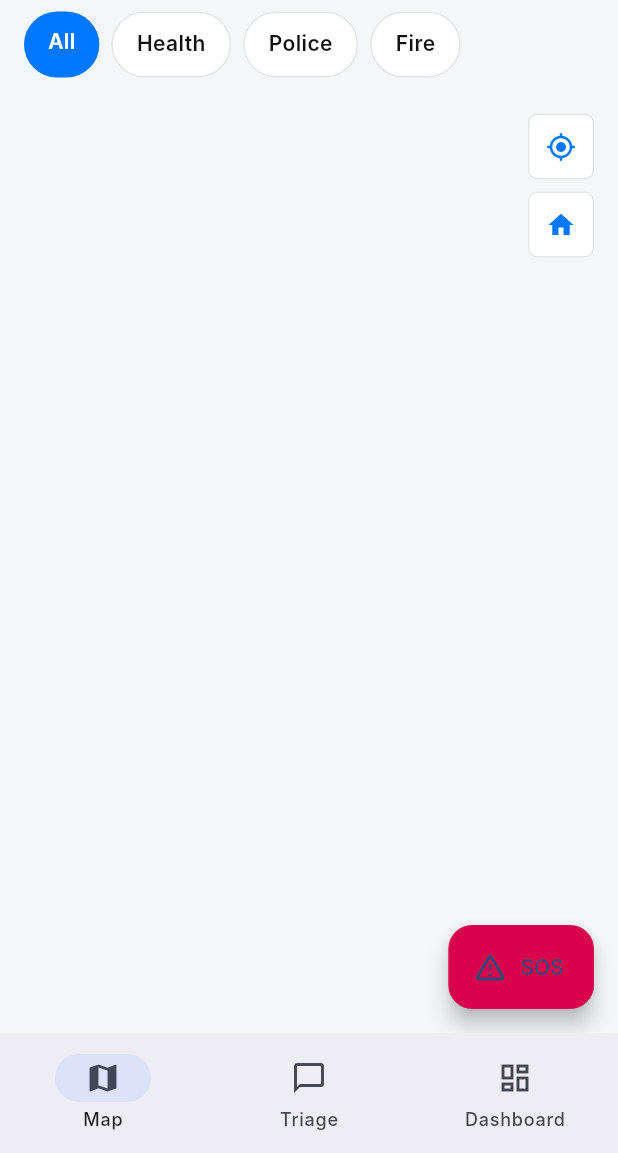
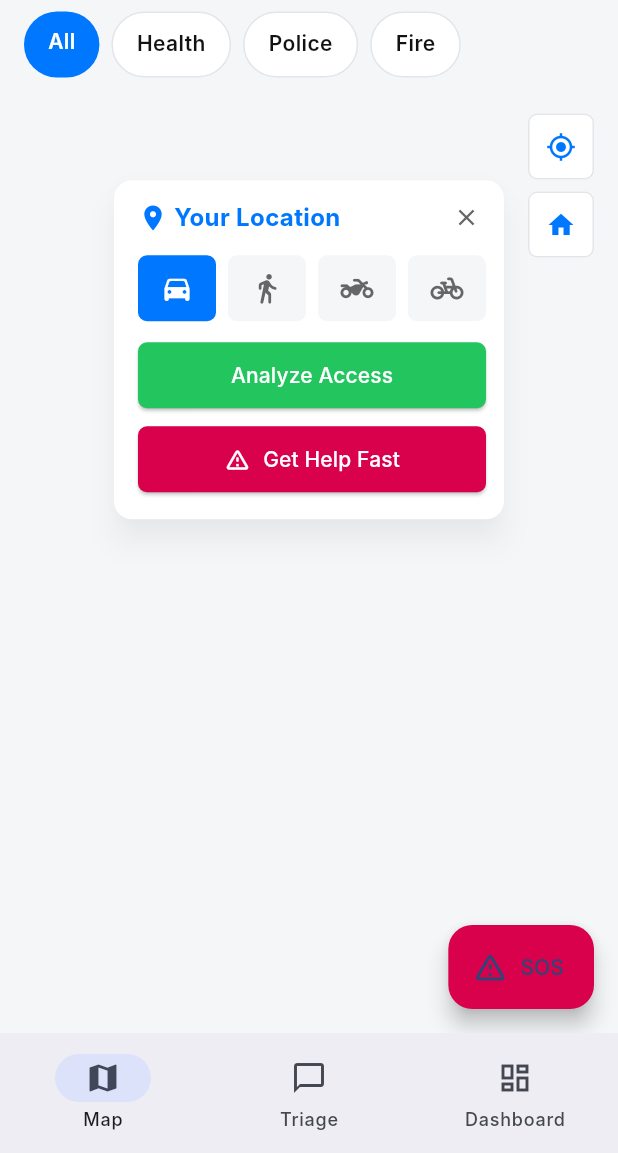
Before and after one commit to ayubasalami/911-Rescue, a Flutter app: the screen it shows after launch, after a tap on the "my location" icon, on a phone screen of 412 x 824 dp, the part 83-1236 px from its top. Run offline on Flutter 3.47's test engine with Material 3 defaults, Android fonts, the phone set to English and light mode, and no system bars; our stand-ins replace flutter_riverpod, geolocator, go_router; missing offline and left inert: mapbox_maps_flutter; Roboto replaces fonts that are missing (Inter).

Commit message:
Show live location puck and web-parity location card on map
Enables Mapbox's native location component so the user's real position is
always visible, and adds a "Your Location" card (transport mode picker,
Analyze Access, Get Help Fast) that mirrors the web platform's map popup.

```diff
--- a/lib/src/ui/home_map/screens/home_map_screen.dart
+++ b/lib/src/ui/home_map/screens/home_map_screen.dart
@@ -14,6 +14,7 @@ import '../widgets/facility_filter_row.dart';
 import '../widgets/facility_summary_sheet.dart';
 import '../widgets/home_map_header.dart';
 import '../widgets/map_control_button.dart';
+import '../widgets/your_location_card.dart';
 
 int _categoryColor(FacilityCategory category) => switch (category) {
       FacilityCategory.health => 0xFFD9004C,
@@ -52,6 +53,8 @@ class _HomeMapScreenState extends ConsumerState<HomeMapScreen> {
   mapbox.CircleAnnotationManager? _circleAnnotationManager;
   List<Facility> _lastRenderedFacilities = const [];
   final Map<String, Facility> _annotationFacilities = {};
+  bool _showLocationCard = false;
+  TransportMode _selectedTransportMode = TransportMode.driving;
 
   void _flyTo(GeoPoint point) {
     _mapboxMap?.flyTo(
@@ -73,6 +76,14 @@ class _HomeMapScreenState extends ConsumerState<HomeMapScreen> {
       return;
     }
     _flyTo(point);
+    if (mounted) setState(() => _showLocationCard = true);
+  }
+
+  void _analyzeAccess() {
+    // Accessibility Analyzer (commute mode + time-threshold routing) isn't
+    // built yet on mobile — this mirrors the web feature as a placeholder.
+    ScaffoldMessenger.of(context)
+        .showSnackBar(const SnackBar(content: Text('Accessibility Analyzer is coming soon.')));
   }
 
   void _openGetHelpSheet() {
@@ -100,6 +111,17 @@ class _HomeMapScreenState extends ConsumerState<HomeMapScreen> {
         final facility = _annotationFacilities[annotation.id];
         if (facility != null) _openFacilitySheet(facility);
       },
+    );
+    await mapboxMap.location.updateSettings(
+      mapbox.LocationComponentSettings(
+        enabled: true,
+        pulsingEnabled: true,
+        pulsingColor: AppColors.primary.toARGB32(),
+        puckBearingEnabled: true,
+        showAccuracyRing: true,
+        accuracyRingColor: AppColors.primary.withValues(alpha: 0.15).toARGB32(),
+        accuracyRingBorderColor: AppColors.primary.withValues(alpha: 0.3).toARGB32(),
+      ),
     );
     await _syncFacilityPins(ref.read(homeMapViewModelProvider).value?.facilities ?? const []);
   }
@@ -196,6 +218,29 @@ class _HomeMapScreenState extends ConsumerState<HomeMapScreen> {
                       label: const Text('SOS'),
                     ),
                   ),
+                  if (_showLocationCard)
+                    Align(
+                      alignment: Alignment.center,
+                      child: FractionalTranslation(
+                        translation: const Offset(0, -0.5),
+                        child: Padding(
+                          padding: const EdgeInsets.only(bottom: 28),
+                          child: SizedBox(
+                            width: 260,
+                            child: YourLocationCard(
+                              selectedMode: _selectedTransportMode,
+                              onModeSelected: (mode) => setState(() => _selectedTransportMode = mode),
+                              onAnalyzeAccess: _analyzeAccess,
+                              onGetHelpFast: () {
+                                setState(() => _showLocationCard = false);
+                                _openGetHelpSheet();
+                              },
+                              onClose: () => setState(() => _showLocationCard = false),
+                            ),
+                          ),
+                        ),
+                      ),
+                    ),
                 ],
               ),
             ),
--- /dev/null
+++ b/lib/src/ui/home_map/widgets/your_location_card.dart
@@ -0,0 +1,129 @@
+import 'package:flutter/material.dart';
+
+import '../../../core/theme/app_theme.dart';
+
+enum TransportMode { driving, walking, motorbike, cycling }
+
+extension on TransportMode {
+  IconData get icon => switch (this) {
+        TransportMode.driving => Icons.directions_car_rounded,
+        TransportMode.walking => Icons.directions_walk_rounded,
+        TransportMode.motorbike => Icons.two_wheeler_rounded,
+        TransportMode.cycling => Icons.pedal_bike_rounded,
+      };
+}
+
+/// Mirrors the web platform's "Your Location" map popup: a transport-mode
+/// picker feeding an accessibility analysis, plus a shortcut into the SOS flow.
+class YourLocationCard extends StatelessWidget {
+  const YourLocationCard({
+    super.key,
+    required this.selectedMode,
+    required this.onModeSelected,
+    required this.onAnalyzeAccess,
+    required this.onGetHelpFast,
+    required this.onClose,
+  });
+
+  final TransportMode selectedMode;
+  final ValueChanged<TransportMode> onModeSelected;
+  final VoidCallback onAnalyzeAccess;
+  final VoidCallback onGetHelpFast;
+  final VoidCallback onClose;
+
+  @override
+  Widget build(BuildContext context) {
+    return Material(
+      color: AppColors.backgroundSurface,
+      borderRadius: BorderRadius.circular(AppRadii.md),
+      elevation: 8,
+      shadowColor: Colors.black26,
+      child: Padding(
+        padding: const EdgeInsets.fromLTRB(16, 12, 12, 16),
+        child: Column(
+          mainAxisSize: MainAxisSize.min,
+          crossAxisAlignment: CrossAxisAlignment.start,
+          children: [
+            Row(
+              children: [
+                const Icon(Icons.location_on, color: AppColors.primary, size: 20),
+                const SizedBox(width: 4),
+                const Expanded(
+                  child: Text(
+                    'Your Location',
+                    style: TextStyle(
+                      color: AppColors.primary,
+                      fontWeight: FontWeight.bold,
+                      fontSize: 16,
+                    ),
+                  ),
+                ),
+                InkWell(
+                  onTap: onClose,
+                  borderRadius: BorderRadius.circular(AppRadii.full),
+                  child: const Padding(
+                    padding: EdgeInsets.all(4),
+                    child: Icon(Icons.close, size: 18, color: AppColors.textSecondary),
+                  ),
+                ),
+              ],
+            ),
+            const SizedBox(height: 12),
+            Row(
+              children: [
+                for (final mode in TransportMode.values) ...[
+                  Expanded(child: _ModeButton(mode: mode, selected: mode == selectedMode, onTap: () => onModeSelected(mode))),
+                  if (mode != TransportMode.values.last) const SizedBox(width: 8),
+                ],
+              ],
+            ),
+            const SizedBox(height: 12),
+            SizedBox(
+              width: double.infinity,
+              child: ElevatedButton(
+                onPressed: onAnalyzeAccess,
+                style: ElevatedButton.styleFrom(backgroundColor: AppColors.success),
+                child: const Text('Analyze Access'),
+              ),
+            ),
+            const SizedBox(height: 8),
+            SizedBox(
+              width: double.infinity,
+              child: ElevatedButton.icon(
+                onPressed: onGetHelpFast,
+                style: ElevatedButton.styleFrom(backgroundColor: AppColors.danger),
+                icon: const Icon(Icons.warning_amber_rounded, size: 18),
+                label: const Text('Get Help Fast'),
+              ),
+            ),
+          ],
+        ),
+      ),
+    );
+  }
+}
+
+class _ModeButton extends StatelessWidget {
+  const _ModeButton({required this.mode, required this.selected, required this.onTap});
+
+  final TransportMode mode;
+  final bool selected;
+  final VoidCallback onTap;
+
+  @override
+  Widget build(BuildContext context) {
+    return Material(
+      color: selected ? AppColors.primary : AppColors.backgroundCanvas,
+      borderRadius: BorderRadius.circular(AppRadii.sm),
+      child: InkWell(
+        borderRadius: BorderRadius.circular(AppRadii.sm),
+        onTap: onTap,
+        child: Container(
+          height: 44,
+          alignment: Alignment.center,
+          child: Icon(mode.icon, color: selected ? Colors.white : AppColors.textSecondary, size: 22),
+        ),
+      ),
+    );
+  }
+}
```
